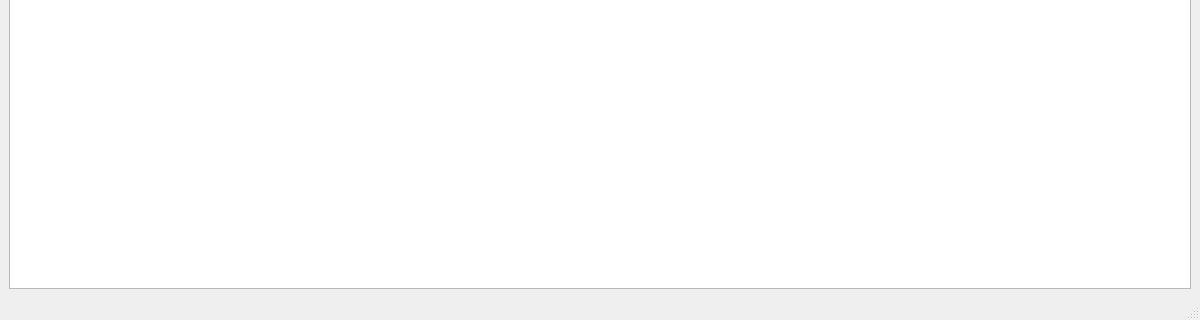
Before: the Qt Designer form mainwindow.ui in MatrixMagicCN/SignalMagic, drawn with Qt 5; both pictures show x 0 to 1200 and y 480 to 800 of the 1200 by 800 pixel window.
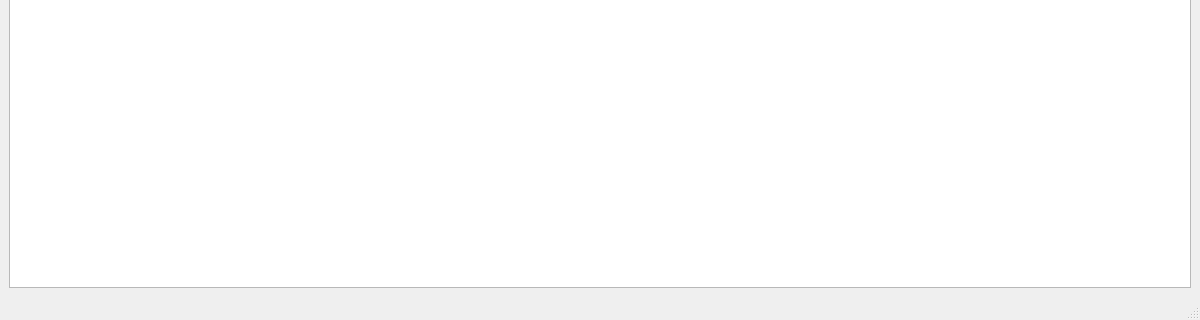
After: the same form once the commit is applied.

What changed in the file:
```diff
--- a/mainwindow.ui
+++ b/mainwindow.ui
@@ -25,6 +25,7 @@
   <property name="font">
    <font>
     <family>Source Code Pro</family>
+    <pointsize>10</pointsize>
    </font>
   </property>
   <property name="windowTitle">
```
Left out of the diff: 4 changed lines with no effect on the pictures.
